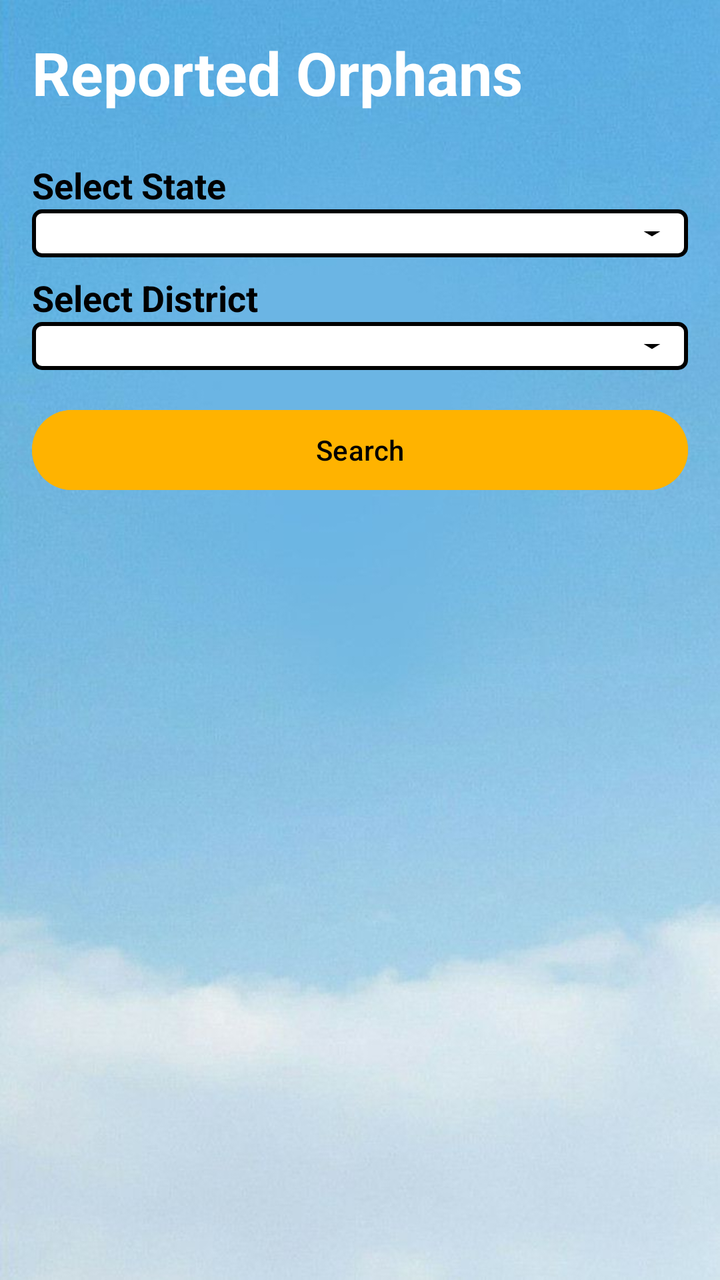
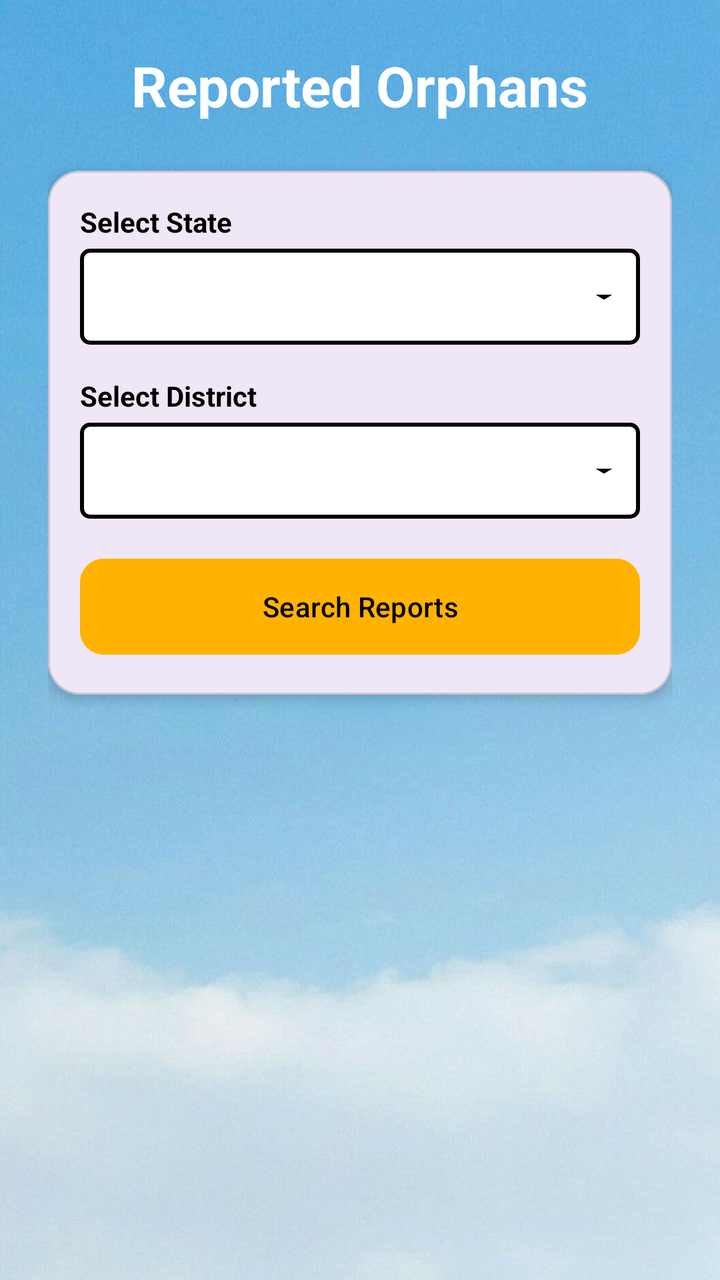

Screens rendered from an Android XML layout before and after an edit, with the pre-edit source and the edit as a unified diff.
<!-- AndroidManifest.xml: application theme Theme.Orphans -->
<!-- res/layout/fragment_reports.xml -->
<LinearLayout
    xmlns:android="http://schemas.android.com/apk/res/android"
    android:layout_width="match_parent"
    android:layout_height="match_parent"
    android:orientation="vertical"
    android:padding="16dp"
    android:background="@drawable/organisation">

    <TextView
        android:id="@+id/textViewReport"
        android:layout_width="wrap_content"
        android:layout_height="wrap_content"
        android:text="Reported Orphans"
        android:textColor="@color/white"
        android:textStyle="bold"
        android:textSize="30sp"
        android:paddingBottom="16dp" />


    <TextView
        android:id="@+id/textViewState"
        android:layout_width="wrap_content"
        android:layout_height="wrap_content"
        android:text="Select State"
        android:textSize="18sp"
        android:textColor="@color/black"
        android:textStyle="bold"
        android:paddingTop="8dp" />

    <Spinner
        android:id="@+id/spinnerState"
        android:layout_width="match_parent"
        android:background="@drawable/spinner_background"
        android:layout_height="wrap_content"
        android:paddingTop="8dp"
        android:paddingBottom="16dp" />

    <TextView
        android:id="@+id/textViewDistrict"
        android:layout_width="wrap_content"
        android:layout_height="wrap_content"
        android:text="Select District"
        android:textColor="@color/black"
        android:textStyle="bold"
        android:textSize="18sp"
        android:paddingTop="8dp" />

    <Spinner
        android:id="@+id/spinnerDistrict"
        android:layout_width="match_parent"
        android:layout_height="wrap_content"
        android:background="@drawable/spinner_background"
        android:paddingTop="8dp"
        android:paddingBottom="16dp" />

    <Button
        android:id="@+id/buttonSearch"
        android:layout_width="match_parent"
        android:layout_height="wrap_content"
        android:text="Search"
        android:textColor="@color/black"
        android:backgroundTint="@color/green1"
        android:layout_marginTop="16dp" />

    <androidx.recyclerview.widget.RecyclerView
        android:id="@+id/recycler_view_reports"
        android:layout_width="match_parent"

        android:layout_height="match_parent"
        android:layout_marginTop="16dp"/>
</LinearLayout>
<!-- resources referenced by this layout -->
<resources>
  <color name="black">#FF000000</color>
  <color name="green1">#FFB300</color>
  <color name="white">#FFFFFFFF</color>
  <!-- drawable organisation: png bitmap (drawable, 40322 bytes) -->
  <!-- drawable spinner_background (drawable) -->
  <layer-list xmlns:android="http://schemas.android.com/apk/res/android">
  
      
      <item>
          <shape
              android:shape="rectangle">
              <solid android:color="@android:color/white"/>
              <stroke
                  android:width="2dp"
                  android:color="@color/black"/>
              <corners android:radius="4dp"/>
          </shape>
      </item>
  
      
      <item
          android:width="20dp"
          android:drawable="@drawable/spinner_arrow"
          android:gravity="end|center_vertical"
          android:right="8dp"/>
  
  
  
  </layer-list>
  <style name="Theme.Orphans" parent="Base.Theme.Orphans" />
  <!-- drawable spinner_arrow (drawable) -->
  <vector xmlns:android="http://schemas.android.com/apk/res/android"
      android:width="12dp"
      android:height="12dp"
      android:viewportWidth="24"
      android:viewportHeight="24">
      <path
          android:fillColor="@color/black"
          android:pathData="M7 10l5 5 5-5z"/>
  </vector>
  <style name="Base.Theme.Orphans" parent="Theme.Material3.DayNight.NoActionBar">
          
          
      </style>
</resources>

<!-- the commit's change to res/layout/fragment_reports.xml (unified diff, before → after) -->
@@ -1,71 +1,91 @@
-<LinearLayout
-    xmlns:android="http://schemas.android.com/apk/res/android"
-    android:layout_width="match_parent"
-    android:layout_height="match_parent"
-    android:orientation="vertical"
-    android:padding="16dp"
-    android:background="@drawable/organisation">
+<?xml version="1.0" encoding="utf-8"?>
+<layout xmlns:android="http://schemas.android.com/apk/res/android"
+    xmlns:app="http://schemas.android.com/apk/res-auto">
 
-    <TextView
-        android:id="@+id/textViewReport"
-        android:layout_width="wrap_content"
-        android:layout_height="wrap_content"
-        android:text="Reported Orphans"
-        android:textColor="@color/white"
-        android:textStyle="bold"
-        android:textSize="30sp"
-        android:paddingBottom="16dp" />
+    <androidx.core.widget.NestedScrollView
+        android:layout_width="match_parent"
+        android:layout_height="match_parent"
+        android:fillViewport="true"
+        android:background="@drawable/organisation">
 
+        <LinearLayout
+            android:layout_width="match_parent"
+            android:layout_height="wrap_content"
+            android:orientation="vertical"
+            android:padding="24dp">
 
-    <TextView
-        android:id="@+id/textViewState"
-        android:layout_width="wrap_content"
-        android:layout_height="wrap_content"
-        android:text="Select State"
-        android:textSize="18sp"
-        android:textColor="@color/black"
-        android:textStyle="bold"
-        android:paddingTop="8dp" />
+            <TextView
+                android:id="@+id/textViewReport"
+                android:layout_width="wrap_content"
+                android:layout_height="wrap_content"
+                android:text="Reported Orphans"
+                android:textColor="@color/white"
+                android:textStyle="bold"
+                android:textSize="28sp"
+                android:layout_gravity="center_horizontal"
+                android:layout_marginBottom="24dp" />
 
-    <Spinner
-        android:id="@+id/spinnerState"
-        android:layout_width="match_parent"
-        android:background="@drawable/spinner_background"
-        android:layout_height="wrap_content"
-        android:paddingTop="8dp"
-        android:paddingBottom="16dp" />
+            <com.google.android.material.card.MaterialCardView
+                android:layout_width="match_parent"
+                android:layout_height="wrap_content"
+                app:cardCornerRadius="16dp"
+                app:cardElevation="4dp"
+                android:layout_marginBottom="24dp">
 
-    <TextView
-        android:id="@+id/textViewDistrict"
-        android:layout_width="wrap_content"
-        android:layout_height="wrap_content"
-        android:text="Select District"
-        android:textColor="@color/black"
-        android:textStyle="bold"
-        android:textSize="18sp"
-        android:paddingTop="8dp" />
+                <LinearLayout
+                    android:layout_width="match_parent"
+                    android:layout_height="wrap_content"
+                    android:orientation="vertical"
+                    android:padding="16dp">
 
-    <Spinner
-        android:id="@+id/spinnerDistrict"
-        android:layout_width="match_parent"
-        android:layout_height="wrap_content"
-        android:background="@drawable/spinner_background"
-        android:paddingTop="8dp"
-        android:paddingBottom="16dp" />
+                    <TextView
+                        android:layout_width="wrap_content"
+                        android:layout_height="wrap_content"
+                        android:text="Select State"
+                        android:textStyle="bold"
+                        android:textColor="@color/black"
+                        android:layout_marginBottom="4dp" />
 
-    <Button
-        android:id="@+id/buttonSearch"
-        android:layout_width="match_parent"
-        android:layout_height="wrap_content"
-        android:text="Search"
-        android:textColor="@color/black"
-        android:backgroundTint="@color/green1"
-        android:layout_marginTop="16dp" />
+                    <Spinner
+                        android:id="@+id/spinnerState"
+                        android:layout_width="match_parent"
+                        android:layout_height="48dp"
+                        android:background="@drawable/spinner_background"
+                        android:layout_marginBottom="16dp" />
 
-    <androidx.recyclerview.widget.RecyclerView
-        android:id="@+id/recycler_view_reports"
-        android:layout_width="match_parent"
+                    <TextView
+                        android:layout_width="wrap_content"
+                        android:layout_height="wrap_content"
+                        android:text="Select District"
+                        android:textStyle="bold"
+                        android:textColor="@color/black"
+                        android:layout_marginBottom="4dp" />
 
-        android:layout_height="match_parent"
-        android:layout_marginTop="16dp"/>
-</LinearLayout>
+                    <Spinner
+                        android:id="@+id/spinnerDistrict"
+                        android:layout_width="match_parent"
+                        android:layout_height="48dp"
+                        android:background="@drawable/spinner_background"
+                        android:layout_marginBottom="16dp" />
+
+                    <com.google.android.material.button.MaterialButton
+                        android:id="@+id/buttonSearch"
+                        android:layout_width="match_parent"
+                        android:layout_height="56dp"
+                        android:text="Search Reports"
+                        app:cornerRadius="12dp"
+                        android:backgroundTint="@color/green1"
+                        android:textColor="@color/black" />
+
+                </LinearLayout>
+            </com.google.android.material.card.MaterialCardView>
+
+            <androidx.recyclerview.widget.RecyclerView
+                android:id="@+id/recyclerViewReports"
+                android:layout_width="match_parent"
+                android:layout_height="wrap_content"
+                android:nestedScrollingEnabled="false" />
+
+        </LinearLayout>
+    </androidx.core.widget.NestedScrollView>
+</layout>
<!-- resource entries referenced after the edit -->
@@ -5,6 +5,7 @@
   <color name="white">#FFFFFFFF</color>
   <!-- drawable organisation: png bitmap (drawable, 40322 bytes) -->
   <!-- drawable spinner_background (drawable) -->
+  <?xml version="1.0" encoding="utf-8"?>
   <layer-list xmlns:android="http://schemas.android.com/apk/res/android">
   
       
@@ -26,11 +27,10 @@
           android:gravity="end|center_vertical"
           android:right="8dp"/>
   
-  
-  
   </layer-list>
   <style name="Theme.Orphans" parent="Base.Theme.Orphans" />
   <!-- drawable spinner_arrow (drawable) -->
+  <?xml version="1.0" encoding="utf-8"?>
   <vector xmlns:android="http://schemas.android.com/apk/res/android"
       android:width="12dp"
       android:height="12dp"
